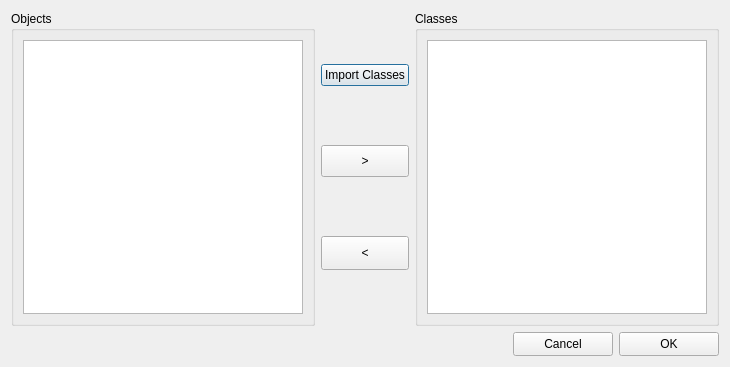
Above: src/Dialogs/ClassDialog.ui from gmrandazzo/QStudioMetrics before the change. Below: the same form after it.
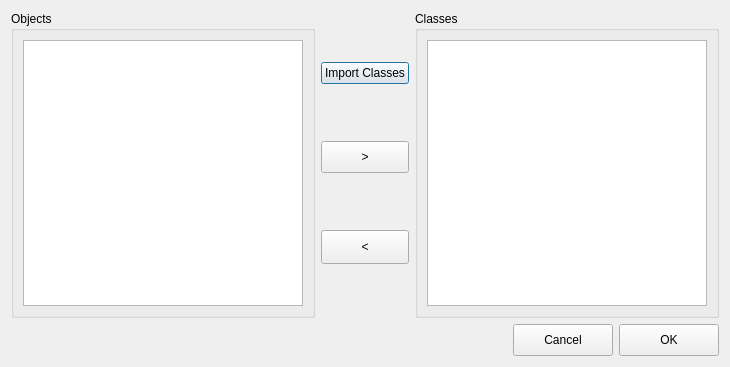
That is the form after the change.

Patch:
```diff
--- a/src/Dialogs/ClassDialog.ui
+++ b/src/Dialogs/ClassDialog.ui
@@ -153,13 +153,13 @@
      <property name="minimumSize">
       <size>
        <width>100</width>
-       <height>24</height>
+       <height>32</height>
       </size>
      </property>
      <property name="maximumSize">
       <size>
        <width>100</width>
-       <height>24</height>
+       <height>32</height>
       </size>
      </property>
      <property name="text">
@@ -172,13 +172,13 @@
      <property name="minimumSize">
       <size>
        <width>100</width>
-       <height>24</height>
+       <height>32</height>
       </size>
      </property>
      <property name="maximumSize">
       <size>
        <width>100</width>
-       <height>24</height>
+       <height>32</height>
       </size>
      </property>
      <property name="text">
```
